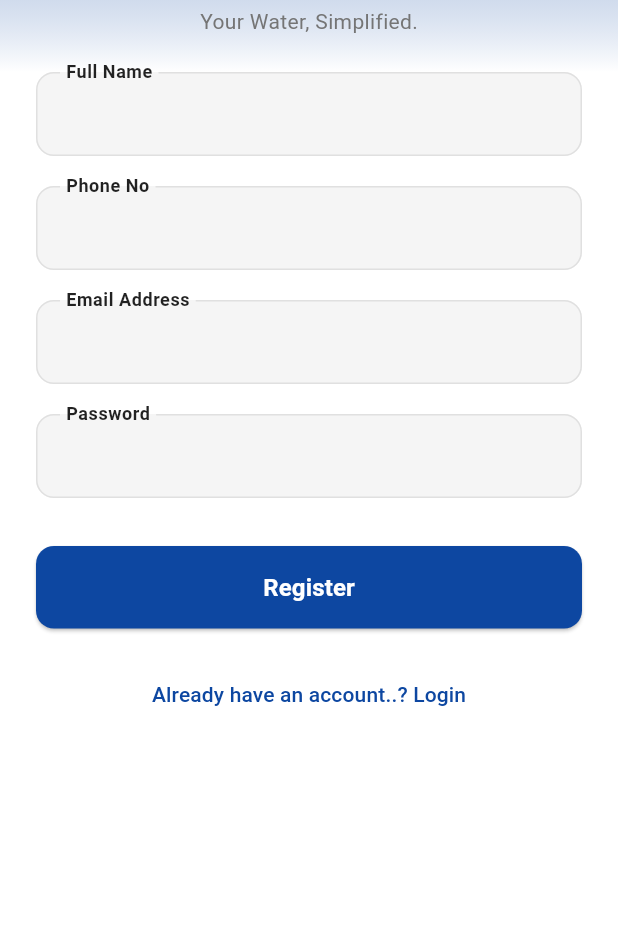
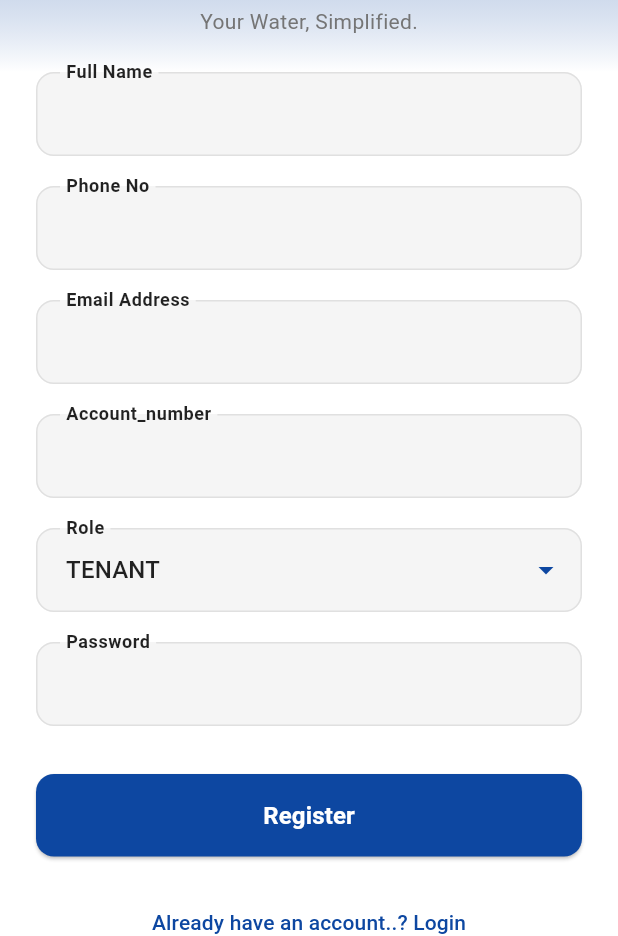
Before and after one commit to kiplangat-k/majilytic-mobile-app, a Flutter app: the RegisterScreen screen opened by its route, on a phone screen of 412 x 824 dp, the part 300-1236 px from its top. Run offline on Flutter 3.47's test engine with Material 3 defaults, Android fonts, the light colour scheme and no system bars.

Commit message:
update database role mapping, and fix Flutter login navigation

```diff
--- a/lib/core/constants/api_constants.dart
+++ b/lib/core/constants/api_constants.dart
@@ -2,10 +2,10 @@ class ApiConstants {
   // If testing via Android Emulator, use 10.0.2.2 to point to your Spring Boot localhost (8080)
   // If testing on a real device, change this to your machine's local IP address (e.g., 192.168.1.50)
  // static const String baseUrl = 'http://10.0.2.2:8080/api/v1';
-  //static const String baseUrl = 'http://192.168.0.104:8080/api/v1';
+ // static const String baseUrl = 'http://192.168.0.104:8080/api/v1';
   static const String baseUrl = 'http://127.0.0.1:8080/api/v1';
   //  Use your real local network machine IP address instead!
- // static const String baseUrl = 'http://192.168.8.155:8080/api/v1';
+  //static const String baseUrl = 'http://192.168.2.103:8080/api/v1';
 
   // Network configurations
   static const int receiveTimeout = 15000;
--- a/lib/presentation/auth/register_screen.dart
+++ b/lib/presentation/auth/register_screen.dart
@@ -3,7 +3,10 @@ import 'package:intl/intl.dart';
 import '../../core/constants/api_constants.dart';
 import '../../core/utils/validator.dart';
 import 'auth_config.dart';
+import 'login_screen.dart';
 import 'otp_verification.dart';
+// Ensure your Login screen file is imported here if you use pushReplacement
+// import 'login_screen.dart';
 
 class RegisterScreen extends StatefulWidget {
   const RegisterScreen({super.key});
@@ -21,10 +24,26 @@ class _RegisterScreenState extends State<RegisterScreen> {
   final _dobController = TextEditingController();
   final _phoneController = TextEditingController();
   final _emailController = TextEditingController();
+
+  // New Controllers
+  final _meterNumberController = TextEditingController();
+  final _roleController = TextEditingController();
+
   final _passwordController = TextEditingController();
 
   DateTime? _selectedDate;
   bool _isLoading = false;
+
+  // List of available roles for the dropdown selection
+  final List<String> _roles = ['TENANT', 'LANDLORD', 'ADMIN'];
+  String? _selectedRole = 'TENANT'; // Sets TENANT as the default starting option
+
+  @override
+  void initState() {
+    super.initState();
+    // Sync the initial dropdown choice with your existing controller text logic
+    _roleController.text = _selectedRole!;
+  }
 
   @override
   void dispose() {
@@ -34,6 +53,8 @@ class _RegisterScreenState extends State<RegisterScreen> {
     _dobController.dispose();
     _phoneController.dispose();
     _emailController.dispose();
+    _meterNumberController.dispose();
+    _roleController.dispose();
     _passwordController.dispose();
     super.dispose();
   }
@@ -54,7 +75,6 @@ class _RegisterScreenState extends State<RegisterScreen> {
   }
 
   void _submitRegister() async {
-    // Stops execution if any fields fail their validation rules
     if (!_formKey.currentState!.validate()) return;
 
     setState(() => _isLoading = true);
@@ -63,13 +83,15 @@ class _RegisterScreenState extends State<RegisterScreen> {
     final fullName = '${_firstNameController.text.trim()} ${_secondNameController.text.trim()} ${_otherNameController.text.trim()}'.trim();
 
     try {
-      // 🚀 FIXED MANUALLY: Keys now match your Users.java variable names exactly!
+      // Keys matching your backend requirements
       final registrationPayload = {
         'fullName': fullName,
-        'phoneNumber': phone, // Changed from 'phoneNo' to match Java 'phoneNumber'
-        'email': _emailController.text.trim().isEmpty ? null : _emailController.text.trim(), // Changed from 'emailAddress' to match Java 'email'
+        'phoneNumber': phone,
+        'email': _emailController.text.trim().isEmpty ? null : _emailController.text.trim(),
+        'account_number': _meterNumberController.text.trim().isEmpty ? null : _meterNumberController.text.trim(),
+        // 🟢 UPDATED: Defaulting to 'TENANT' if empty, keeping it clean of 'CUSTOMER'
+        'role': _roleController.text.trim().isEmpty ? 'TENANT' : _roleController.text.trim().toUpperCase(),
         'password': _passwordController.text.trim(),
-        'role': 'CUSTOMER',
       };
 
       await apiClient.post(
@@ -80,12 +102,22 @@ class _RegisterScreenState extends State<RegisterScreen> {
       if (mounted) {
         ScaffoldMessenger.of(context).showSnackBar(
           const SnackBar(
-            content: Text('Registration Successful! User saved to database.'),
+            content: Text('Registration Successful! Redirecting to login...'),
             backgroundColor: Colors.green,
-            duration: Duration(seconds: 3),
+            duration: Duration(seconds: 2),
           ),
         );
+
+        // 🟢 NAVIGATION CONTROL: Options to route to the login screen cleanly
+
+        // Option A: If your login screen opened this screen via Navigator.push(),
+        // popping returns them straight back to that active Login page.
         Navigator.of(context).pop();
+
+        // Option B: If you want to explicitly kill this screen and route directly to your LoginScreen class:
+        // Navigator.of(context).pushReplacement(
+        //   MaterialPageRoute(builder: (context) => const LoginScreen()),
+        // );
       }
     } catch (failure) {
       print("--- MAJILYTIC UTILITIES LOG TRACE ---");
@@ -209,6 +241,38 @@ class _RegisterScreenState extends State<RegisterScreen> {
                       validator: Validator.validateEmail,
                     ),
                     const SizedBox(height: 20),
+
+                    // Smart Meter Number Text Field
+                    TextFormField(
+                      controller: _meterNumberController,
+                      decoration: _buildInputDecoration('Account_number'),
+                      keyboardType: TextInputType.text,
+                      validator: (value) => value == null || value.trim().isEmpty ? 'Please enter your Smart Meter Number' : null,
+                    ),
+                    const SizedBox(height: 20),
+
+                    // Dropdown Form Field for Role Choice
+                    DropdownButtonFormField<String>(
+                      value: _selectedRole,
+                      decoration: _buildInputDecoration('Role'),
+                      icon: const Icon(Icons.arrow_drop_down, color: Color(0xFF0D47A1)),
+                      items: _roles.map((String role) {
+                        return DropdownMenuItem<String>(
+                          value: role,
+                          child: Text(role, style: const TextStyle(color: Colors.black87)),
+                        );
+                      }).toList(),
+                      onChanged: (String? newValue) {
+                        setState(() {
+                          _selectedRole = newValue;
+                          _roleController.text = newValue ?? '';
+                        });
+                      },
+                      validator: (value) => value == null || value.isEmpty ? 'Please select a role' : null,
+                    ),
+                    const SizedBox(height: 20),
+
+                    // Password Text Field
                     TextFormField(
                       controller: _passwordController,
                       decoration: _buildInputDecoration('Password'),
@@ -231,7 +295,12 @@ class _RegisterScreenState extends State<RegisterScreen> {
                     ),
                     const SizedBox(height: 20),
                     TextButton(
-                      onPressed: () => Navigator.of(context).pop(),
+                      onPressed: () {
+                        // 🟢 Clears the registration screen and slides the Login page into place
+                        Navigator.of(context).pushReplacement(
+                          MaterialPageRoute(builder: (context) => const LoginScreen()),
+                        );
+                      },
                       child: const Text('Already have an account..? Login', style: TextStyle(color: Color(0xFF0D47A1))),
                     ),
                     const SizedBox(height: 24),
```
